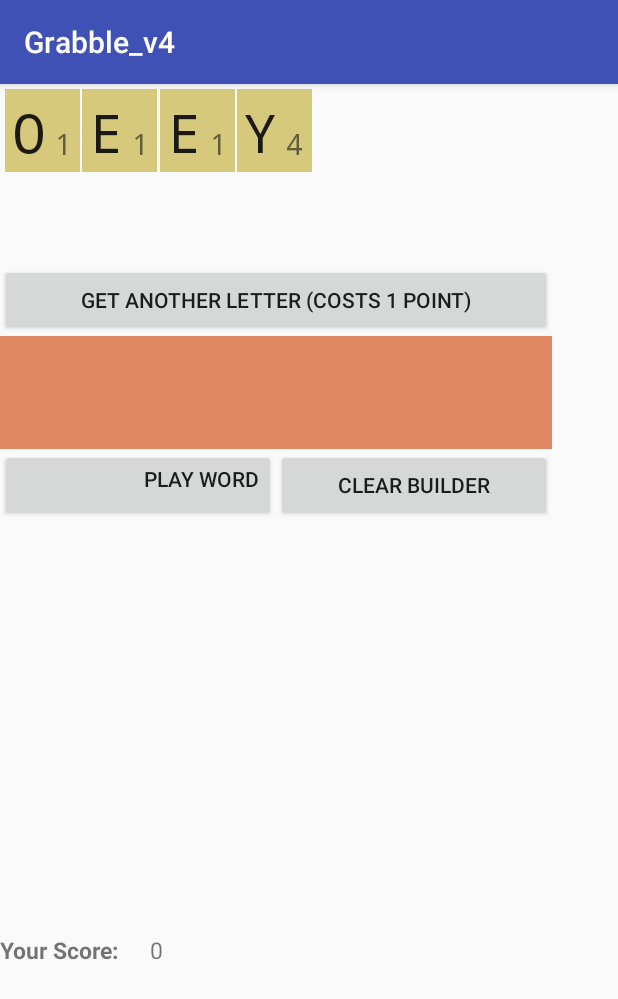
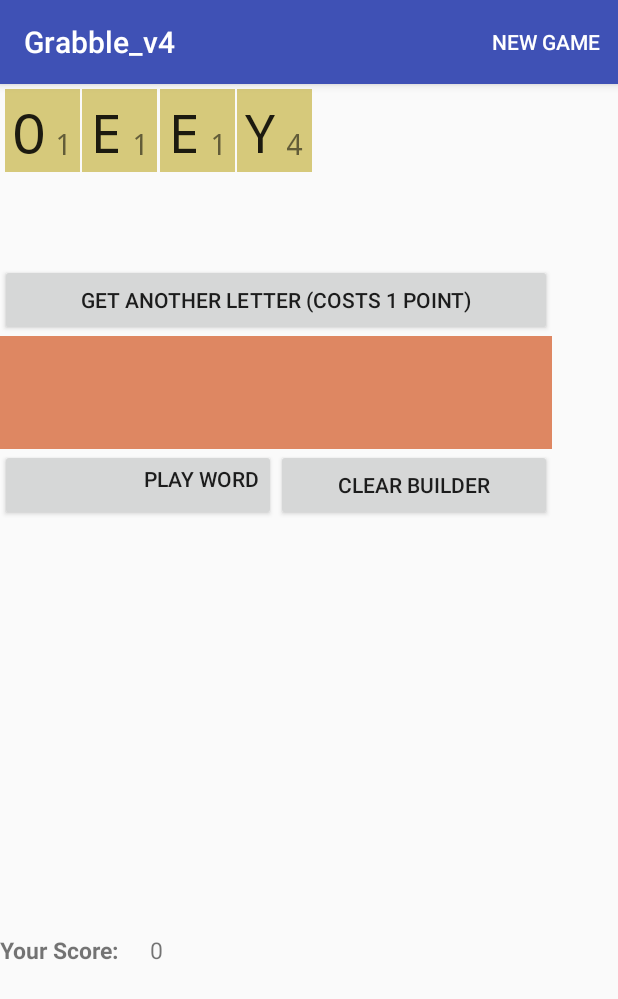
Before and after one commit to sharonelev/Grabble_v4, an Android app: the screen it shows after launch (MainActivity), on a phone screen of 412 x 824 dp. Shown: the top 999 px of the screen. Run offline under Robolectric (Android 15) with nearby library versions, the phone set to English and light mode, and no system bars.

Commit message:
new game button added to menu

```diff
--- a/app/src/main/java/com/example/android/grabble_v4/MainActivity.java
+++ b/app/src/main/java/com/example/android/grabble_v4/MainActivity.java
@@ -16,6 +16,8 @@ import android.support.v7.widget.GridLayoutManager;
 import android.support.v7.widget.LinearLayoutManager;
 import android.support.v7.widget.RecyclerView;
 import android.util.Log;
+import android.view.Menu;
+import android.view.MenuItem;
 import android.view.View;
 import android.widget.ProgressBar;
 import android.widget.TextView;
@@ -90,6 +92,26 @@ public class MainActivity extends AppCompatActivity  implements View.OnClickList
         mBoardRecView.addItemDecoration(new GridSpacingItemDecoration(2, spacingInPixels, true, 0));*/
         newGame();
 
+
+
+    }
+
+
+    public void newGame() {
+        //create bag
+
+
+
+        LetterBag.createScrabbleSet(bag);
+
+        //Log.i("tag", String.valueOf(bag.get(6).getLetter_name()) +" value: "+ String.valueOf(bag.get(5).getLetter_value()));
+        //pick initial 4 randomly into board, remove from bag. recycleview=board
+        for (int i = 0; i < 4; i++) {
+            addLetterToBoard();
+        }
+        playerScore=0;
+
+        mScore.setText(String.valueOf(playerScore));
         mBoardAdapter = new BoardAdapter(this, board, this, R.id.scrabble_letter_list);
         mBoardRecView.setAdapter(mBoardAdapter);
 
@@ -98,20 +120,6 @@ public class MainActivity extends AppCompatActivity  implements View.OnClickList
 
         mWordsAdapter = new myWordsAdapter(this, myWords, this);
         mMyWordsRecView.setAdapter(mWordsAdapter);
-
-    }
-
-
-    public void newGame() {
-        //create bag
-        LetterBag.createScrabbleSet(bag);
-        //Log.i("tag", String.valueOf(bag.get(6).getLetter_name()) +" value: "+ String.valueOf(bag.get(5).getLetter_value()));
-        //pick initial 4 randomly into board, remove from bag. recycleview=board
-        for (int i = 0; i < 4; i++) {
-            addLetterToBoard();
-        }
-        playerScore=0;
-        mScore.setText(String.valueOf(playerScore));
 
     }
 
@@ -533,4 +541,29 @@ return valid;
       //  placer.add(series);
         return series;
     }
+
+    @Override
+    public boolean onCreateOptionsMenu(Menu menu) {
+        getMenuInflater().inflate(R.menu.new_game,menu);
+        return true;
+            }
+
+    @Override
+    public boolean onOptionsItemSelected(MenuItem item) {
+        if(item.getItemId()==  R.id.new_game_button)
+        {
+            board.clear();
+            builder.clear();
+            myWords.clear();
+
+            mBoardAdapter.notifyDataSetChanged();
+            mBuilderAdapter.notifyDataSetChanged();
+            mWordsAdapter.notifyDataSetChanged();
+
+            newGame();
+
+            return true; //exits onOptionsItemSelected
+        }
+        return super.onOptionsItemSelected(item); //if not action_search
+    }
 }
--- /dev/null
+++ b/app/src/main/res/menu/new_game.xml
@@ -0,0 +1,10 @@
+<?xml version="1.0" encoding="utf-8"?>
+<menu xmlns:android="http://schemas.android.com/apk/res/android"
+    xmlns:app="http://schemas.android.com/apk/res-auto">
+        <item
+            android:id="@+id/new_game_button"
+            android:orderInCategory="1"
+            app:showAsAction="ifRoom"
+            android:title="New Game"/>
+
+</menu>
```
